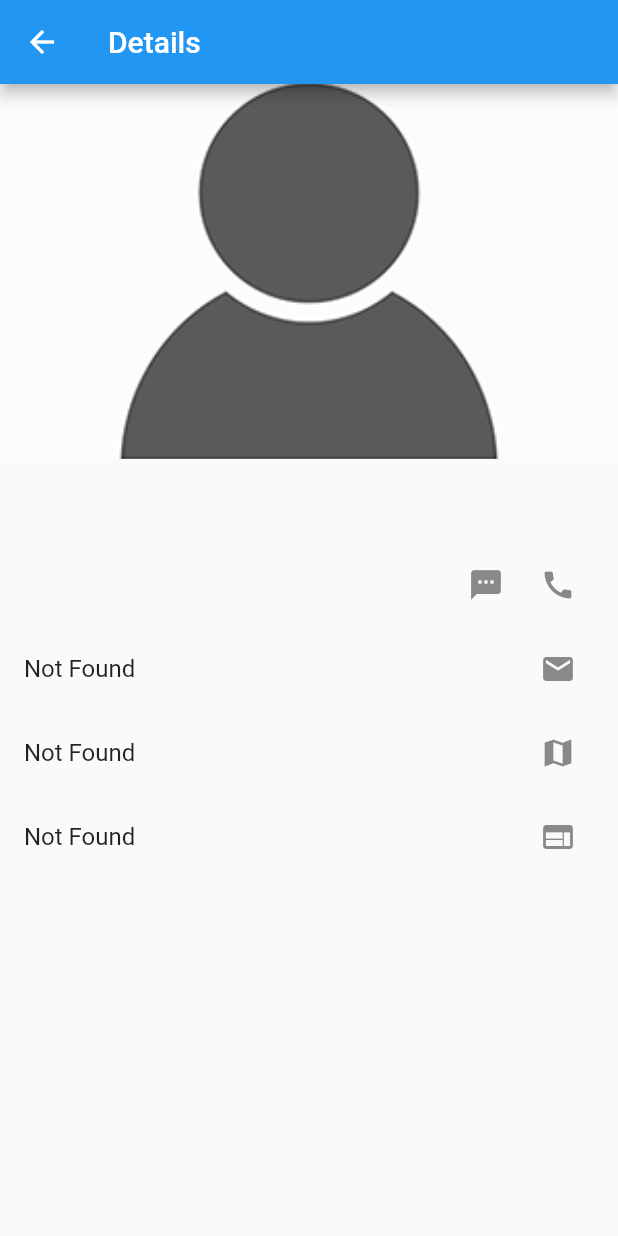
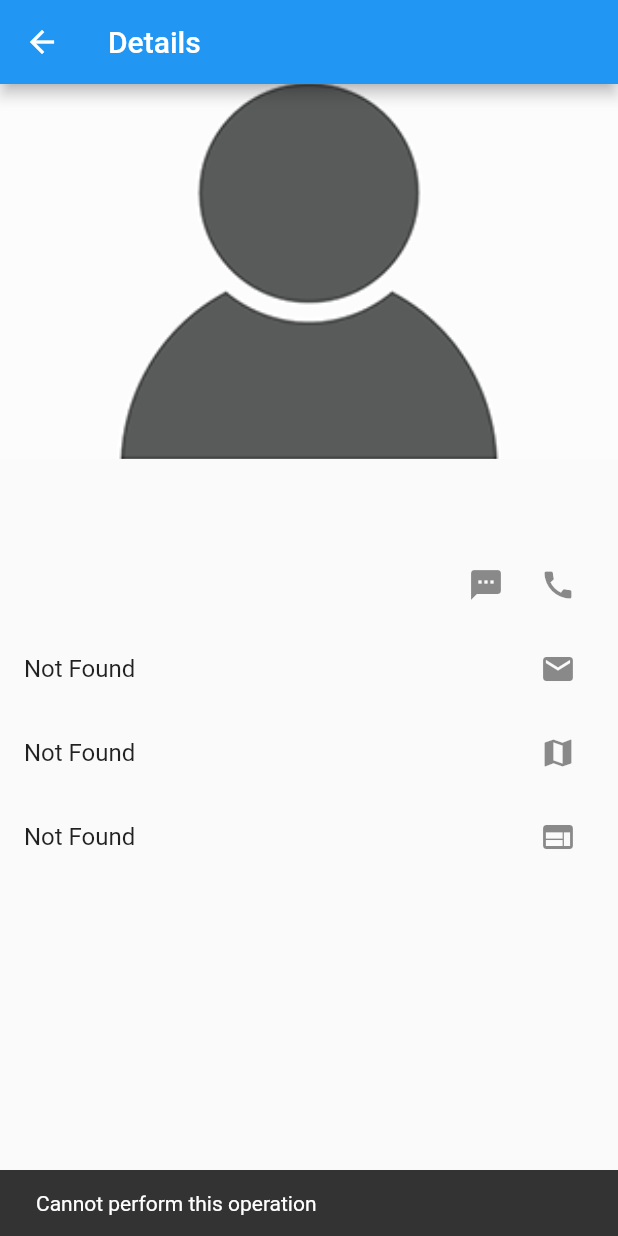
Before and after one commit to mh152796/Contact-App, a Flutter app: the ContactDetailsPage screen opened directly with empty values, after a tap on the "map" icon, on a phone screen of 412 x 824 dp. Run offline on Flutter 3.47's test engine with Material 2 defaults, Android fonts, the phone set to English and light mode, and no system bars; our stand-ins replace sqflite; accounts and stored records are empty.

```diff
--- a/lib/models/contact_model.dart
+++ b/lib/models/contact_model.dart
@@ -8,6 +8,7 @@ const String tblContactColWebsite = 'website';
 const String tblContactColImage = 'image';
 const String tblContactColCompany = 'company';
 const String tblContactColDesignation = 'designation';
+const String tblContactColFax = 'fax';
 const String tblContactColFavorite= 'favorite';
 
 class ContactModel {
@@ -19,6 +20,7 @@ class ContactModel {
   String designation;
   String website;
   String image;
+  String fax;
   String company;
   bool favorite;
 
@@ -30,6 +32,7 @@ class ContactModel {
       this.designation = '',
       this.favorite = false,
       this.address = '',
+      this.fax = '',
       this.website = '',
       this.image = 'images/person.png',
       this.company = ''});
@@ -45,6 +48,7 @@ class ContactModel {
        designation: map[tblContactColDesignation],
        company: map[tblContactColCompany],
        image: map[tblContactColImage],
+       fax: map[tblContactColFax] ?? '',
        favorite: map[tblContactColFavorite] == 0 ? false : true,
 
    );
@@ -60,6 +64,7 @@ class ContactModel {
       tblContactColAddress : address,
       tblContactColWebsite : website,
       tblContactColImage : image,
+      tblContactColFax : fax,
       tblContactColFavorite : favorite? 1 : 0,
     };
     if(id > 0){
--- a/lib/pages/contact_details_page.dart
+++ b/lib/pages/contact_details_page.dart
@@ -1,4 +1,8 @@
+import 'dart:io';
+
+import 'package:contact_app/utils/helper_functions.dart';
 import 'package:flutter/material.dart';
+import 'package:url_launcher/url_launcher_string.dart';
 
 import '../models/contact_model.dart';
 
@@ -40,25 +44,83 @@ class _ContactDetailsPageState extends State<ContactDetailsPage> {
             trailing: Row(
               mainAxisSize: MainAxisSize.min,
               children: [
-                IconButton(onPressed: () {}, icon: Icon(Icons.sms)),
-                IconButton(onPressed: () {}, icon: Icon(Icons.call)),
+                IconButton(onPressed: _smsContact, icon: Icon(Icons.sms)),
+                IconButton(onPressed: _callContact, icon: Icon(Icons.call)),
               ],
             ),
           ),
           ListTile(
             title: Text(contact.email.isEmpty ? 'Not Found' : contact.email),
-            trailing: IconButton(onPressed: () {}, icon: Icon(Icons.email)),
+            trailing: IconButton(onPressed: _emailContact, icon: Icon(Icons.email)),
           ),
           ListTile(
-            title: Text(contact.address.isEmpty ? 'Not Found' : contact.email),
-            trailing: IconButton(onPressed: () {}, icon: Icon(Icons.map)),
+            title: Text(contact.address.isEmpty ? 'Not Found' : contact.address),
+            trailing: IconButton(onPressed: _openMap, icon: Icon(Icons.map)),
           ),
           ListTile(
-            title: Text(contact.website.isEmpty ? 'Not Found' : contact.email),
+            title: Text(contact.website.isEmpty ? 'Not Found' : contact.website),
             trailing: IconButton(onPressed: () {}, icon: Icon(Icons.web)),
           ),
         ],
       ),
     );
   }
+
+  void _callContact() async{
+    final url = 'tel:${contact.mobile}';
+    if(await canLaunchUrlString(url)){
+
+      await launchUrlString(url);
+    }
+    else{
+      showMsg(context, 'Cannot perform this operation');
+    }
+  }
+
+  void _smsContact() async{
+    final url = 'sms:${contact.mobile}';
+
+    if(await canLaunchUrlString(url)){
+
+    await launchUrlString(url);
+    }
+    else{
+    showMsg(context, 'Cannot perform this operation');
+    }
+  }
+
+  void _emailContact() async{
+    if(contact.email.isEmpty) return;
+
+    final url = 'mailto:${contact.email}';
+
+    if(await canLaunchUrlString(url)){
+
+      await launchUrlString(url);
+    }
+    else{
+      showMsg(context, 'Cannot perform this operation');
+    }
+
+  }
+
+  void _openMap() async {
+    var url = '';
+    if(Platform.isAndroid){
+ url = 'geo:0,0?q=${contact.address}';
+    }
+    else if(Platform.isIOS){
+      url = 'http://maps.apple.com/?q=${contact.address}';
+    }
+
+    if(await canLaunchUrlString(url)){
+
+      await launchUrlString(url);
+    }
+    else{
+      showMsg(context, 'Cannot perform this operation');
+    }
+
+
+  }
 }
--- a/pubspec.yaml
+++ b/pubspec.yaml
@@ -38,7 +38,9 @@ dependencies:
   sqflite:
   provider:
   image_picker:
+  url_launcher:
   path:
+  google_mlkit_text_recognition:
 
 
 dev_dependencies:
```
Also changed, not shown: lib/db/dbhelper.dart (+16 -4 lines), lib/main.dart (+9 -6 lines), lib/pages/contact_form_page.dart (+11 -10 lines), lib/pages/contact_home_page.dart (+83 -48 lines), lib/providers/contact_provider.dart (added, +37 -0 lines), pubspec.lock, 1 other file.
